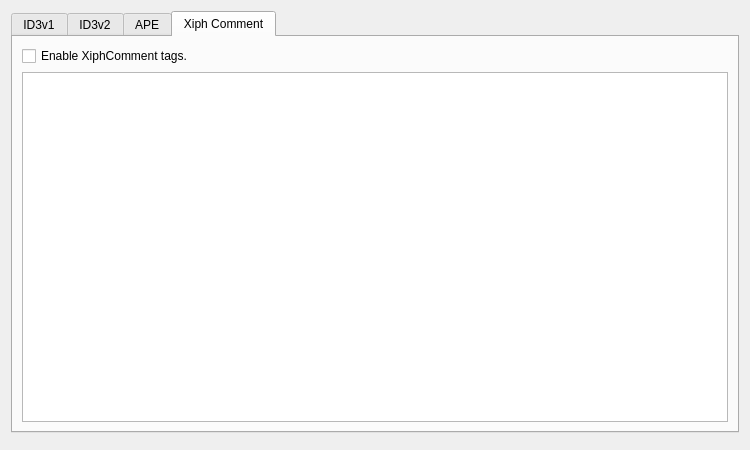
Qt form Form/DialogEditMetadata.ui (isuhao/TMediaPlayer) before a commit.
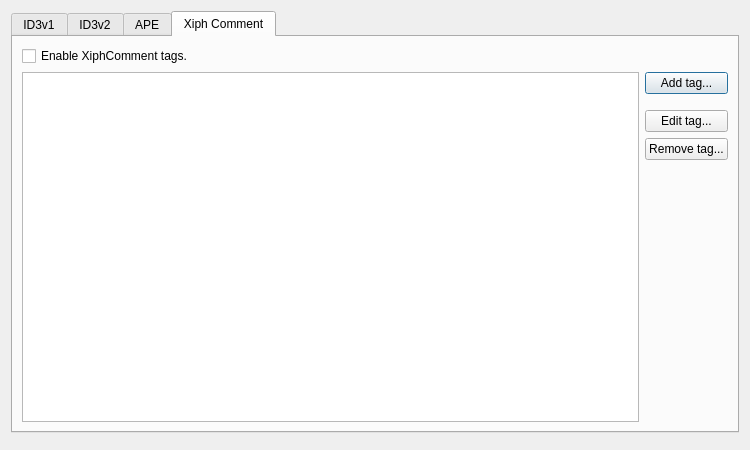
The same form after that commit. The open tabs and pages were chosen to show the change.

Commit message: Version 1.0.57 : - Editeur de métadonnées : on peut ajouter/modifier/supprimer un tag Xiph   Comment. - Boite de dialogue d'infos sur un ou plusieurs morceaux : affichage de la   durée totale des lectures.

```diff
--- a/Form/DialogEditMetadata.ui
+++ b/Form/DialogEditMetadata.ui
@@ -394,15 +394,15 @@
       <attribute name="title">
        <string>Xiph Comment</string>
       </attribute>
-      <layout class="QVBoxLayout" name="verticalLayout_8">
-       <item>
+      <layout class="QGridLayout" name="gridLayout_3">
+       <item row="0" column="0" colspan="2">
         <widget class="QCheckBox" name="enableXiphComment">
          <property name="text">
           <string>Enable XiphComment tags.</string>
          </property>
         </widget>
        </item>
-       <item>
+       <item row="1" column="0">
         <widget class="QTableView" name="tableXiphComment">
          <attribute name="horizontalHeaderMinimumSectionSize">
           <number>100</number>
@@ -421,6 +421,60 @@
          </attribute>
         </widget>
        </item>
+       <item row="1" column="1">
+        <layout class="QVBoxLayout" name="verticalLayout_8">
+         <item>
+          <widget class="QPushButton" name="buttonXiphAdd">
+           <property name="text">
+            <string>Add tag...</string>
+           </property>
+          </widget>
+         </item>
+         <item>
+          <spacer name="spacerXiph1">
+           <property name="orientation">
+            <enum>Qt::Vertical</enum>
+           </property>
+           <property name="sizeType">
+            <enum>QSizePolicy::Fixed</enum>
+           </property>
+           <property name="sizeHint" stdset="0">
+            <size>
+             <width>10</width>
+             <height>10</height>
+            </size>
+           </property>
+          </spacer>
+         </item>
+         <item>
+          <widget class="QPushButton" name="buttonXiphEdit">
+           <property name="text">
+            <string>Edit tag...</string>
+           </property>
+          </widget>
+         </item>
+         <item>
+          <widget class="QPushButton" name="buttonXiphRemove">
+           <property name="text">
+            <string>Remove tag...</string>
+           </property>
+          </widget>
+         </item>
+         <item>
+          <spacer name="spacerXiph2">
+           <property name="orientation">
+            <enum>Qt::Vertical</enum>
+           </property>
+           <property name="sizeHint" stdset="0">
+            <size>
+             <width>20</width>
+             <height>40</height>
+            </size>
+           </property>
+          </spacer>
+         </item>
+        </layout>
+       </item>
       </layout>
      </widget>
     </widget>
```
Left out of the diff: 24 changed lines with no effect on the pictures. The commit also changes 18 other files.
